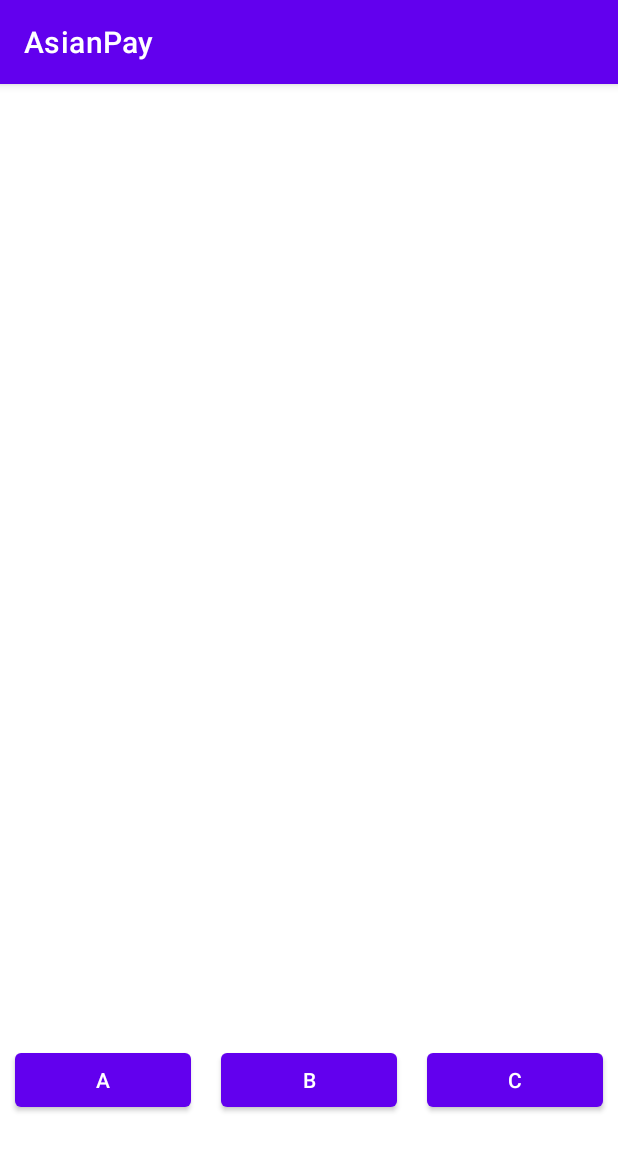
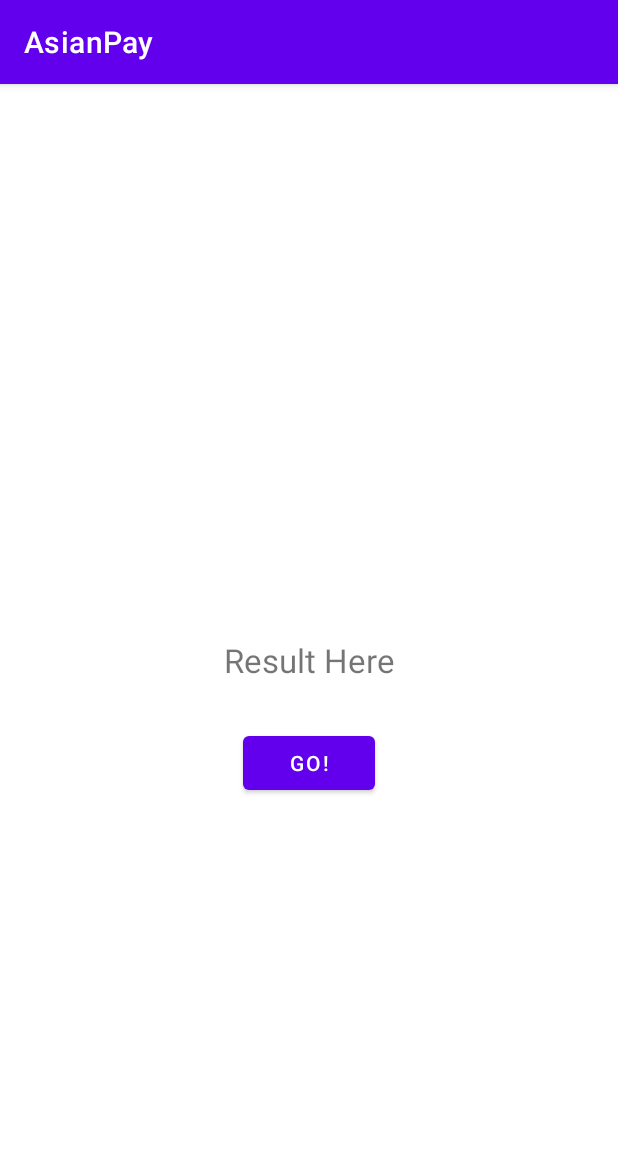
Before and after one commit to Bipul6129/AndroidStudio, an Android app: the screen it shows after launch (MainActivity), on a phone screen of 412 x 824 dp. Shown: the top 1151 px of the screen. Run offline under Robolectric (Android 15) with nearby library versions, the phone set to English and light mode, and no system bars.

Commit message:
onactivity result

```diff
--- a/app/src/main/AndroidManifest.xml
+++ b/app/src/main/AndroidManifest.xml
@@ -11,7 +11,9 @@
         android:supportsRtl="true"
         android:theme="@style/Theme.AsianPay"
         tools:targetApi="31">
-
+        <activity
+            android:name=".SecondActivity"
+            android:exported="false" />
         <activity
             android:name=".MainActivity"
             android:exported="true">
--- a/app/src/main/java/com/android/asianpay/MainActivity.java
+++ b/app/src/main/java/com/android/asianpay/MainActivity.java
@@ -1,85 +1,50 @@
 package com.android.asianpay;
 
-import static android.content.ContentValues.TAG;
-
+import android.content.Intent;
 import android.os.Bundle;
-import android.view.Menu;
-import android.view.MenuInflater;
-import android.view.MenuItem;
 import android.view.View;
 import android.widget.Button;
-import android.widget.Toast;
+import android.widget.TextView;
 
-import androidx.annotation.NonNull;
+import androidx.annotation.Nullable;
 import androidx.appcompat.app.AppCompatActivity;
-import androidx.fragment.app.DialogFragment;
 import androidx.fragment.app.Fragment;
 import androidx.fragment.app.FragmentManager;
 import androidx.fragment.app.FragmentTransaction;
 
-import com.android.asianpay.fragments.DialogA;
-import com.android.asianpay.fragments.FragmentA;
-import com.android.asianpay.fragments.FragmentB;
 
-//todo 1: create 2 layouts as fragment_a.xml and fragment_b.xml
-//todo 2: fragment_a.xml should have background color red and fragment_b must have blue
-//todo 3: in activity_main.xml use linearlayout root with framelayout followed by two buttons
-//todo 4: buttons must be named A and B with id as btn_fragment_a and btn_fragment_b
-//todo 5: create class FragmentA and extend Fragment
-//todo 6: override onViewCreated and inflate the view `inflater.inflate(layout, container, false)
-//todo 7: init buttons in main activity with listeners
-//todo 8: use replaceFragment function in listeners
 
 public class MainActivity extends AppCompatActivity {
 
-        Button buttonA, buttonB;
-        Button buttonC;
+    public static final int CODE = 202;
 
+    Button go;
+    TextView result;
 
     @Override
     protected void onCreate(Bundle savedInstanceState) {
         super.onCreate(savedInstanceState);
         setContentView(R.layout.activity_main);
 
+        go = findViewById(R.id.btn_result);
+        result = findViewById(R.id.result);
 
-        buttonA = findViewById(R.id.btn_fragment_a);
-        buttonB = findViewById(R.id.btn_fragment_b);
-        buttonC = findViewById(R.id.btn_c);
-
-        buttonA.setOnClickListener(new View.OnClickListener() {
+        go.setOnClickListener(new View.OnClickListener() {
             @Override
             public void onClick(View view) {
-                replaceFragment(new FragmentA());
+                Intent i = new Intent(MainActivity.this, SecondActivity.class);
+                startActivityForResult(i, CODE);
+
             }
         });
-
-        buttonB.setOnClickListener(new View.OnClickListener() {
-            @Override
-            public void onClick(View view) {
-                replaceFragment(new FragmentB());
-            }
-        });
-
-        buttonC.setOnClickListener(new View.OnClickListener() {
-            @Override
-            public void onClick(View view) {
-               new DialogA().show(getSupportFragmentManager(), "a");
-            }
-        });
-
     }
 
-
-
-    private void replaceFragment(Fragment fragment){
-
-        FragmentManager fragmentManager = getSupportFragmentManager();
-        FragmentTransaction fragmentTransaction = fragmentManager.beginTransaction();
-        fragmentTransaction.add(R.id.frame,fragment);
-        fragmentTransaction.commit();
-
+    @Override
+    protected void onActivityResult(int requestCode, int resultCode, @Nullable Intent data) {
+        super.onActivityResult(requestCode, resultCode, data);
+        if(requestCode==202){
+            String message = data.getStringExtra("gender");
+            result.setText(message);
+        }
     }
-
-
-
 }
--- a/app/src/main/res/layout/activity_main.xml
+++ b/app/src/main/res/layout/activity_main.xml
@@ -1,55 +1,32 @@
 <?xml version="1.0" encoding="utf-8"?>
-<LinearLayout xmlns:android="http://schemas.android.com/apk/res/android"
+<androidx.constraintlayout.widget.ConstraintLayout xmlns:android="http://schemas.android.com/apk/res/android"
     xmlns:app="http://schemas.android.com/apk/res-auto"
     xmlns:tools="http://schemas.android.com/tools"
     android:layout_width="match_parent"
-    android:orientation="vertical"
-    android:weightSum="10"
     android:layout_height="match_parent"
     tools:context=".MainActivity">
 
-
-    <FrameLayout
-        android:layout_weight="9"
-        android:id="@+id/frame"
+    <TextView
+        android:textSize="22sp"
+        android:textAlignment="center"
+        android:text="Result Here"
+        app:layout_constraintEnd_toEndOf="parent"
+        app:layout_constraintStart_toStartOf="parent"
+        app:layout_constraintBottom_toBottomOf="parent"
+        app:layout_constraintTop_toTopOf="parent"
+        android:id="@+id/result"
         android:layout_width="match_parent"
         android:layout_height="wrap_content"/>
 
 
-    <LinearLayout
-        android:layout_width="match_parent"
-        android:weightSum="3"
-        android:layout_height="wrap_content">
+    <Button
+        android:text="Go!"
+        android:layout_marginTop="30dp"
+        app:layout_constraintEnd_toEndOf="parent"
+        app:layout_constraintStart_toStartOf="parent"
+        app:layout_constraintTop_toBottomOf="@id/result"
+        android:id="@+id/btn_result"
+        android:layout_width="wrap_content"
+        android:layout_height="wrap_content"/>
 
-        <Button
-            android:layout_margin="10dp"
-            android:id="@+id/btn_fragment_a"
-            android:layout_weight="1"
-            android:text="A"
-            android:layout_width="0dp"
-            android:layout_height="wrap_content"/>
-
-
-
-
-        <Button
-            android:layout_margin="10dp"
-            android:id="@+id/btn_fragment_b"
-            android:layout_weight="1"
-            android:text="B"
-            android:layout_width="0dp"
-            android:layout_height="wrap_content"/>
-
-        <Button
-            android:layout_margin="10dp"
-            android:id="@+id/btn_c"
-            android:layout_weight="1"
-            android:text="C"
-            android:layout_width="0dp"
-            android:layout_height="wrap_content"/>
-
-
-    </LinearLayout>
-
-
-</LinearLayout>
+</androidx.constraintlayout.widget.ConstraintLayout>
```
Also changed, not shown: app/src/main/java/com/android/asianpay/SecondActivity.java (added, +51 -0 lines), app/src/main/java/com/android/asianpay/fragments/DialogA.java (deleted, +0 -38 lines), app/src/main/java/com/android/asianpay/fragments/FragmentA.java (deleted, +0 -21 lines), app/src/main/java/com/android/asianpay/fragments/FragmentB.java (deleted, +0 -21 lines), app/src/main/res/layout/activity_second.xml (added, +33 -0 lines), app/src/main/res/layout/fragment_a.xml (deleted, +0 -7 lines), app/src/main/res/layout/fragment_b.xml (deleted, +0 -7 lines), app/src/main/res/layout/fragment_c.xml (deleted, +0 -12 lines).
